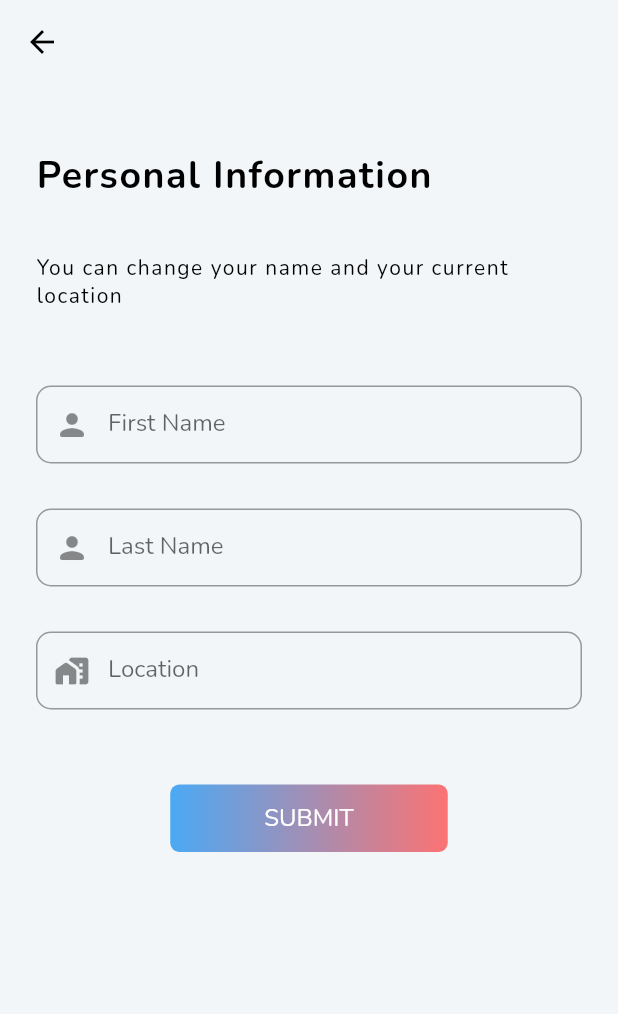
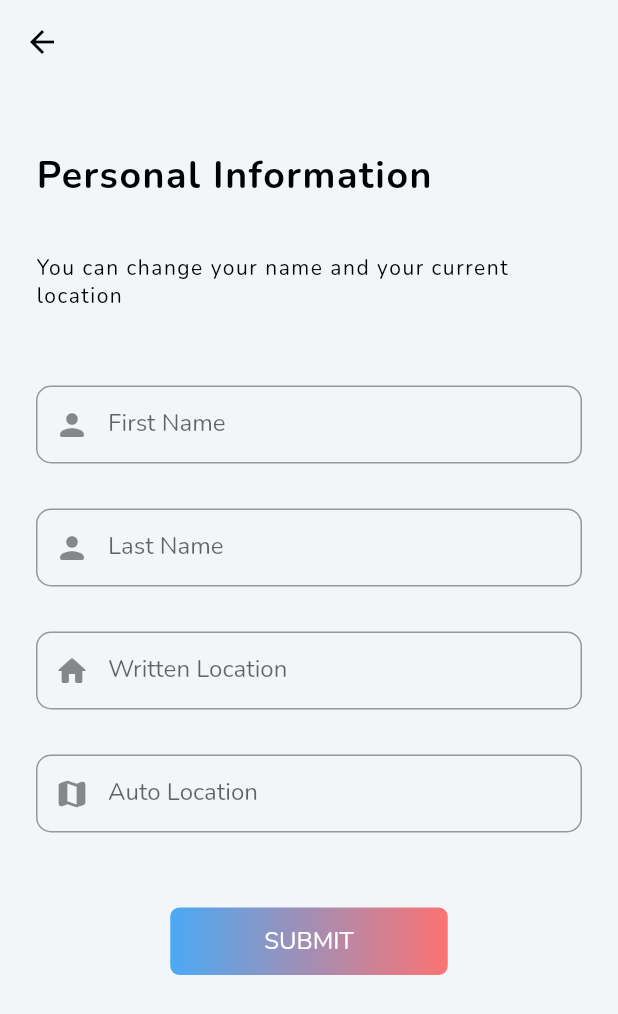
Before and after one commit to MohammadBali/Yummy, a Flutter app: the AccountSettings screen opened directly, on a phone screen of 412 x 824 dp. Shown: the top 1014 px of the screen. Run offline on Flutter 3.47's test engine with Material 2 defaults, Android fonts, the light colour scheme and no system bars; our stand-ins replace bloc, dio, flutter_bloc, fluttertoast, geolocator, hexcolor and 4 more; missing offline and left inert: flutter_geocoder; accounts and stored records are empty; project files that could hold a hidden picture were left out.

Commit message:
Get User Location (NEEDS VPN) & Adding Dio

```diff
--- a/lib/main.dart
+++ b/lib/main.dart
@@ -5,6 +5,7 @@ import 'package:yummy/layout/home_layout.dart';
 import 'package:yummy/shared/bloc_observer.dart';
 import 'package:yummy/shared/components/constants.dart';
 import 'package:yummy/shared/network/local/cache_helper.dart';
+import 'package:yummy/shared/network/remote/main_dio_helper.dart';
 import 'package:yummy/shared/styles/themes.dart';
 
 import 'layout/cubit/states.dart';
@@ -13,6 +14,8 @@ void main() async {
   WidgetsFlutterBinding.ensureInitialized(); //Makes sure that all the await and initializer get done before runApp
 
   Bloc.observer = MyBlocObserver(); //Running Bloc Observer which prints change in states and errors etc...  in console
+
+  DioHelper.init();
 
   await CacheHelper.init(); //Starting CacheHelper, await for it since there is async,await in .init().
 
--- a/lib/modules/Settings/AccountSettings/accountSettings.dart
+++ b/lib/modules/Settings/AccountSettings/accountSettings.dart
@@ -20,7 +20,9 @@ class _AccountSettingsState extends State<AccountSettings> {
   TextEditingController firstNameController= TextEditingController();
   TextEditingController lastNameController= TextEditingController();
 
+  TextEditingController autoLocationController= TextEditingController();
   TextEditingController locationController= TextEditingController();
+
   var formKey=GlobalKey<FormState>();
 
   @override
@@ -34,7 +36,7 @@ class _AccountSettingsState extends State<AccountSettings> {
   {
     firstNameController.dispose();
     lastNameController.dispose();
-    locationController.dispose();
+    autoLocationController.dispose();
     super.dispose();
   }
 
@@ -113,11 +115,30 @@ class _AccountSettingsState extends State<AccountSettings> {
 
                         const SizedBox(height: 30,),
 
+
                         defaultFormField(
                           controller: locationController,
+                          keyboard: TextInputType.text,
+                          label: 'Written Location',
+                          prefix: Icons.home_rounded,
+                          borderRadius: 10,
+                          validate: (value)
+                          {
+                            if(value!.isNotEmpty)
+                            {
+                              return null;
+                            }
+                            return "Location Can't be empty";
+                          },
+                        ),
+
+                        const SizedBox(height: 30,),
+
+                        defaultFormField(
+                          controller: autoLocationController,
                           keyboard: TextInputType.none,
-                          label: 'Location',
-                          prefix: Icons.maps_home_work_rounded,
+                          label: 'Auto Location',
+                          prefix: Icons.map_rounded,
                           borderRadius: 10,
                           readOnly: true,
                           validate: (value)
@@ -126,7 +147,7 @@ class _AccountSettingsState extends State<AccountSettings> {
                             {
                               return null;
                             }
-                            return "Location Can't be empty";
+                            return "Auto Location Can't be empty";
                           },
 
                           onTap: ()
@@ -134,6 +155,8 @@ class _AccountSettingsState extends State<AccountSettings> {
                             getCurrentPosition(context);
                           },
                         ),
+
+
 
                         const SizedBox(height: 50,),
 
@@ -175,7 +198,7 @@ class _AccountSettingsState extends State<AccountSettings> {
       print('Your Position is, $position}');
       defaultToast(msg: 'Your Position is, $position}');
       setState(() {
-        locationController.text=position.toString();
+        autoLocationController.text=position.toString();
         _currentPosition=position;
         // getAddressFromLatLng(position);
         getAddressFromCoordinates(position);
@@ -195,7 +218,7 @@ class _AccountSettingsState extends State<AccountSettings> {
     print("${first.featureName} : ${first.addressLine}");
 
     setState(() {
-      locationController.text='${first.featureName}, ${first.addressLine}';
+      autoLocationController.text='${first.featureName}, ${first.addressLine}';
 
       isLoading=false;
     });
--- a/lib/shared/network/end_points.dart
+++ b/lib/shared/network/end_points.dart
@@ -0,0 +1 @@
+const String localhost='';
```
Also changed, not shown: lib/shared/network/remote/main_dio_helper.dart (added, +146 -0 lines).
